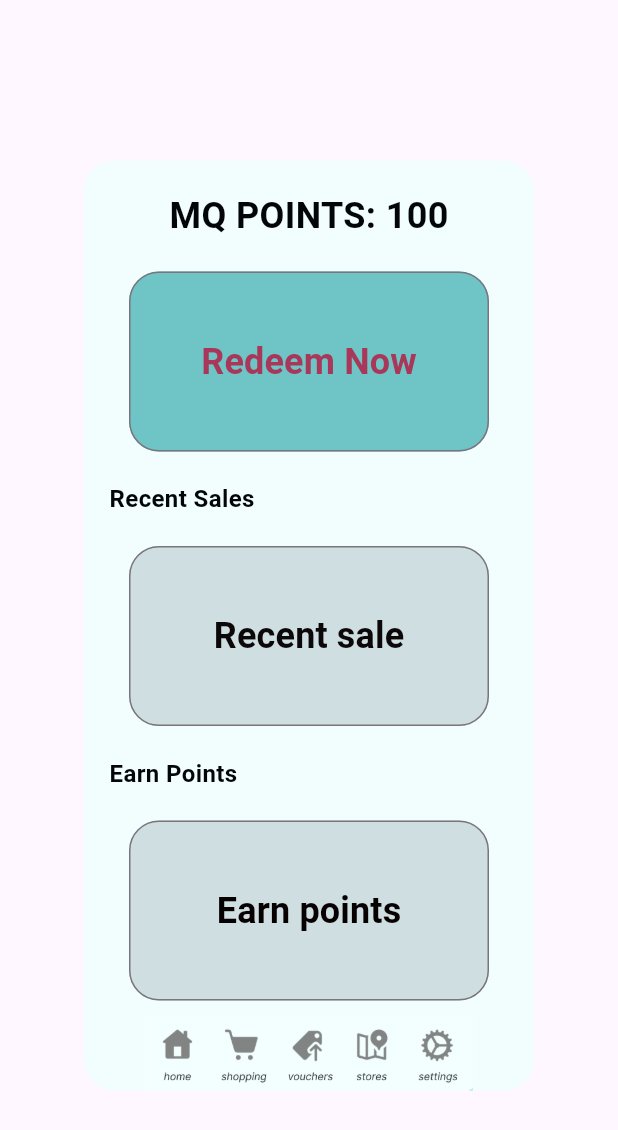
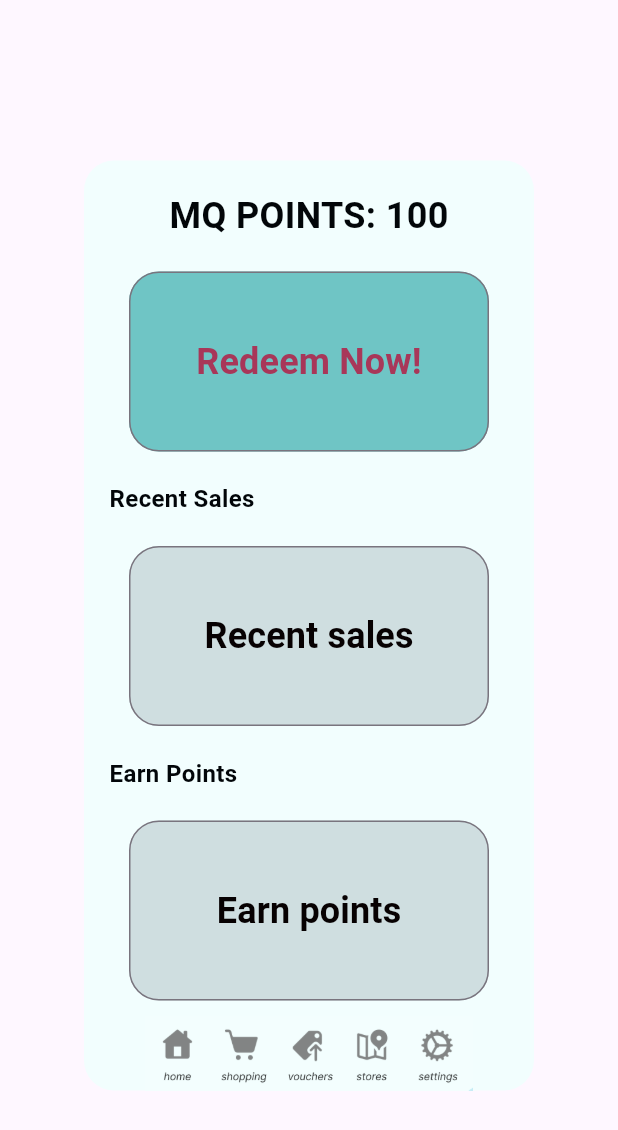
Before and after one commit to tinger529/MQ_points, a Flutter app: the HomeScreen widget shown alone on an empty page, opened directly, on a phone screen of 412 x 824 dp. Shown: the top 1130 px of the screen. Run offline on Flutter 3.47's test engine with Material 3 defaults, Android fonts, the phone set to English and light mode, and no system bars; Roboto replaces fonts that are missing (Italic).

Commit message:
home screen rendering: seperate components

```diff
--- a/lib/screens/home_screen.dart
+++ b/lib/screens/home_screen.dart
@@ -5,6 +5,41 @@ import '../models/state.dart';
 
 class HomeScreen extends StatelessWidget {
   const HomeScreen({super.key});
+
+  // write a function that return a container
+  Container _buildContainer(state, String txt, {Color colour = const Color(0xFF6FC5C5), Color fontColor = const Color(0xFFA83759)}) {
+    return Container(
+      width: 240.0,
+      height: 120.0,
+      decoration: BoxDecoration(
+        color: colour,
+        borderRadius: const BorderRadius.only(
+          topLeft: Radius.circular(20.0),
+          topRight: Radius.circular(20.0),
+          bottomLeft: Radius.circular(20.0),
+          bottomRight: Radius.circular(20.0),
+        ),
+      ),
+      child: OutlinedButton(
+          onPressed: state.redirectHome,
+          style: OutlinedButton.styleFrom(
+            shape: RoundedRectangleBorder(
+              borderRadius: BorderRadius.circular(20.0),
+            ),
+          ),
+          child: Text(
+            txt,
+            textDirection: TextDirection.ltr,
+            style: TextStyle(
+              color: fontColor,
+              fontSize: 24,
+              fontWeight: FontWeight.bold,
+              fontFamily: "Italic",
+            ),
+          ),
+        ),
+      );
+  }
 
   @override
   Widget build(context) {
@@ -41,37 +76,7 @@ class HomeScreen extends StatelessWidget {
                       ),
                     ),
                     const SizedBox(height: 20),
-                    Container(
-                      width: 240.0,
-                      height: 120.0,
-                      decoration: const BoxDecoration(
-                        color: Color(0xFF6FC5C5),
-                        borderRadius: BorderRadius.only(
-                          topLeft: Radius.circular(20.0),
-                          topRight: Radius.circular(20.0),
-                          bottomLeft: Radius.circular(20.0),
-                          bottomRight: Radius.circular(20.0),
-                        ),
-                      ),
-                      child: OutlinedButton(
-                          onPressed: state.redirectHome,
-                          style: OutlinedButton.styleFrom(
-                            shape: RoundedRectangleBorder(
-                              borderRadius: BorderRadius.circular(20.0),
-                            ),
-                          ),
-                          child: const Text(
-                            'Redeem Now',
-                            textDirection: TextDirection.ltr,
-                            style: TextStyle(
-                              color: Color(0xFFA83759),
-                              fontSize: 24,
-                              fontWeight: FontWeight.bold,
-                              fontFamily: "Italic",
-                            ),
-                          ),
-                        ),
-                      ),
+                    _buildContainer(state, "Redeem Now!"),
                     const SizedBox(height: 20),
                     const SizedBox(
                       width: double.infinity,
@@ -87,37 +92,7 @@ class HomeScreen extends StatelessWidget {
                         ),
                     ),
                     const SizedBox(height: 20),
-                    Container(
-                      width: 240.0,
-                      height: 120.0,
-                      decoration: const BoxDecoration(
-                        color: Color(0xFFCFDEE0),
-                        borderRadius: BorderRadius.only(
-                          topLeft: Radius.circular(20.0),
-                          topRight: Radius.circular(20.0),
-                          bottomLeft: Radius.circular(20.0),
-                          bottomRight: Radius.circular(20.0),
-                        ),
-                      ),
-                      child: OutlinedButton(
-                          onPressed: state.redirectHome,
-                          style: OutlinedButton.styleFrom(
-                            shape: RoundedRectangleBorder(
-                              borderRadius: BorderRadius.circular(20.0),
-                            ),
-                          ),
-                          child: const Text(
-                            'Recent sale',
-                            textDirection: TextDirection.ltr,
-                            style: TextStyle(
-                              color: Color.fromARGB(255, 12, 7, 9),
-                              fontSize: 24,
-                              fontWeight: FontWeight.bold,
-                              fontFamily: "Italic",
-                            ),
-                          ),
-                        ),
-                      ),
+                    _buildContainer(state, 'Recent sales', colour: const Color(0xFFCFDEE0), fontColor: const Color.fromARGB(255, 7, 1, 2)),
                     const SizedBox(height: 20),
                     const SizedBox(
                       width: double.infinity,
@@ -133,37 +108,7 @@ class HomeScreen extends StatelessWidget {
                         ),
                     ),
                       const SizedBox(height: 20),
-                    Container(
-                      width: 240.0,
-                      height: 120.0,
-                      decoration: const BoxDecoration(
-                        color: Color(0xFFCFDEE0),
-                        borderRadius: BorderRadius.only(
-                          topLeft: Radius.circular(20.0),
-                          topRight: Radius.circular(20.0),
-                          bottomLeft: Radius.circular(20.0),
-                          bottomRight: Radius.circular(20.0),
-                        ),
-                      ),
-                      child: OutlinedButton(
-                          onPressed: state.redirectHome,
-                          style: OutlinedButton.styleFrom(
-                            shape: RoundedRectangleBorder(
-                              borderRadius: BorderRadius.circular(20.0),
-                            ),
-                          ),
-                          child: const Text(
-                            'Earn points',
-                            textDirection: TextDirection.ltr,
-                            style: TextStyle(
-                              color: Color.fromARGB(255, 7, 1, 2),
-                              fontSize: 24,
-                              fontWeight: FontWeight.bold,
-                              fontFamily: "Italic",
-                            ),
-                          ),
-                        ),
-                      ),
+                      _buildContainer(state, 'Earn points', colour: const Color(0xFFCFDEE0), fontColor: const Color.fromARGB(255, 7, 1, 2)),
                       const SizedBox(height: 10),
                       Image.asset(
                         'assets/image/toolbar.png',
```
Lines whose indentation alone changed are shown as unchanged.
